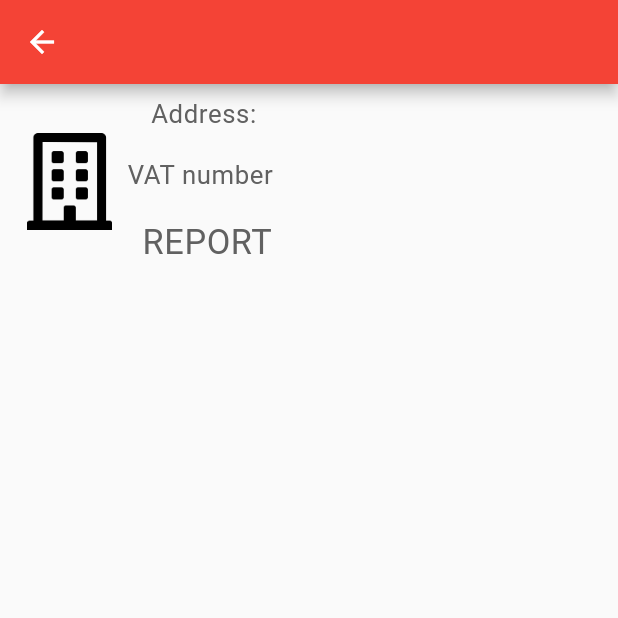
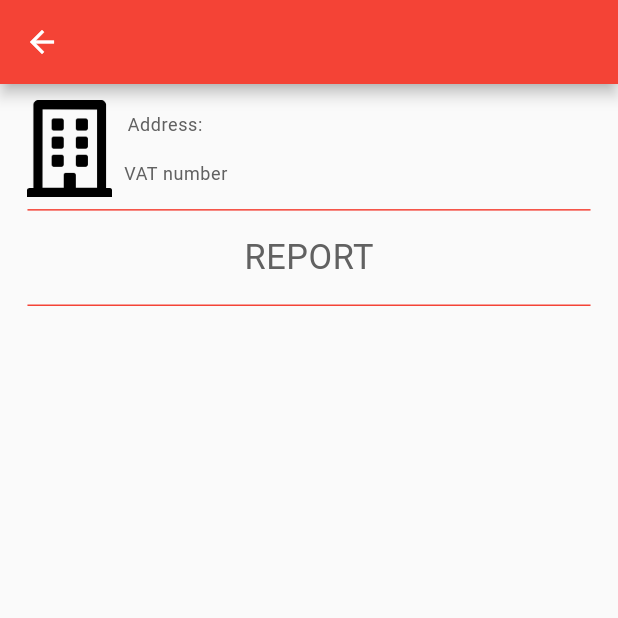
Before and after one commit to Danilospano00/Report-Visita, a Flutter app: the AziendaDettaglio screen opened directly with empty values, on a phone screen of 412 x 824 dp, the top half of it. Run offline on Flutter 3.47's test engine with Material 2 defaults, Android fonts, the phone set to English and light mode, and no system bars; drawn by our look-alikes of auto_size_text; our stand-ins replace azlistview, contacts_service, file_picker, firebase_auth, firebase_core, firebase_crashlytics and 19 more; missing offline and left inert: flutter_map_marker_cluster, in_app_purchase_android, in_app_purchase_ios, linkedin_login, places_service, shape_of_view_null_safe and 1 more; accounts and stored records are empty; generated files the repository leaves out were written again; statements that could not run were skipped.

Commit message:
Versione funzionante

```diff
--- a/lib/Screen/DettaglioAzienda.dart
+++ b/lib/Screen/DettaglioAzienda.dart
@@ -40,7 +40,10 @@ class AziendaDettaglioPageState extends State<AziendaDettaglio> {
       body: SingleChildScrollView(
         child: Column(
           children: [
-            Row(
+            Padding(
+              padding: EdgeInsets.only(top:8.h),
+              child: Row(
+                mainAxisAlignment: MainAxisAlignment.start,
                 children: [
                   Padding(
                     padding: EdgeInsets.only(left:16.w),
@@ -50,6 +53,7 @@ class AziendaDettaglioPageState extends State<AziendaDettaglio> {
                     ),
                   ),
                   Column(
+                    crossAxisAlignment: CrossAxisAlignment.start,
                     children: [
                       Padding(
                         padding: EdgeInsets.all(8.0.h),
@@ -59,8 +63,9 @@ class AziendaDettaglioPageState extends State<AziendaDettaglio> {
                             widget.azienda.indirizzo != null?
                                   widget.azienda.indirizzo! : "--"),
                           textAlign: TextAlign.left,
+                          maxLines: 2,
                           style: TextStyle(
-                          fontSize: 15.sp,
+                              fontSize: 10.sp,
                             fontWeight: FontWeight.w400,
                             letterSpacing: 0.4,
                             color: Colors.grey[700],
@@ -68,13 +73,13 @@ class AziendaDettaglioPageState extends State<AziendaDettaglio> {
                         ),
                       ),
                       Padding(
-                      padding: EdgeInsets.all(8.0.h),
+                        padding: EdgeInsets.all(8.0),
                         child: AutoSizeText(
                           AppLocalizations.of(context).translate('partitaIVA') +
                               " ${widget.azienda.partitaIva ?? "--"} ",
                           textAlign: TextAlign.left,
                           style: TextStyle(
-                          fontSize: 15.sp,
+                            fontSize: 10.sp,
                             fontWeight: FontWeight.w400,
                             letterSpacing: 0.4,
                             color: Colors.grey[700],
@@ -85,6 +90,13 @@ class AziendaDettaglioPageState extends State<AziendaDettaglio> {
                         height: 1,
                         thickness: 2,
                       ),
+
+                    ],
+                  ),
+                ],
+              ),
+            ),
+            Divider(color: Colors.red, thickness: 1, indent: 16.w, endIndent: 16.w,),
             Padding(
               padding: EdgeInsets.all(8.0.h),
               child: AutoSizeText(
@@ -98,10 +110,7 @@ class AziendaDettaglioPageState extends State<AziendaDettaglio> {
                 ),
               ),
             ),
-                  ],
-                ),
-              ],
-            ),
+            Divider(color: Colors.red, thickness: 1, indent: 16.w, endIndent: 16.w,),
             Padding(
               padding: EdgeInsets.only(right: 16.w, left: 16.w),
               child: Column(
@@ -112,6 +121,7 @@ class AziendaDettaglioPageState extends State<AziendaDettaglio> {
                     physics: const NeverScrollableScrollPhysics(),
                     itemCount: report.length,
                     itemBuilder: (context, index) {
+                      if(report[index].azienda.target!.nome == widget.azienda.nome!) {
                         return GestureDetector(
                           onTap: () {
                             Navigator.push(
@@ -132,8 +142,8 @@ class AziendaDettaglioPageState extends State<AziendaDettaglio> {
                                 child: Container(
                                   height: 60.h,
                                   child: Padding(
-                                  padding:
-                                      EdgeInsets.only(left: 16.w, right: 16.w),
+                                    padding: EdgeInsets.only(
+                                        left: 16.w, right: 16.w),
                                     child: Row(
                                       mainAxisAlignment:
                                           MainAxisAlignment.spaceBetween,
@@ -149,7 +159,8 @@ class AziendaDettaglioPageState extends State<AziendaDettaglio> {
                                                       .translate(
                                                           'dataCreazioneEvento') +
                                                   ": " +
-                                                FormatDate.fromDateTimeToString(
+                                                  FormatDate
+                                                      .fromDateTimeToString(
                                                     report[index].compilazione!,
                                                     "data",
                                                   ),
@@ -162,7 +173,8 @@ class AziendaDettaglioPageState extends State<AziendaDettaglio> {
                                               AppLocalizations.of(context)
                                                       .translate('dataEvento') +
                                                   ": " +
-                                                (report[index].prossimaVisita !=
+                                                  (report[index]
+                                                              .prossimaVisita !=
                                                           null
                                                       ? report[index]
                                                           .prossimaVisita
@@ -190,6 +202,8 @@ class AziendaDettaglioPageState extends State<AziendaDettaglio> {
                             ],
                           ),
                         );
+                      }
+                      else return Container();
                     },
                   ),
                 ],
```
Also changed, not shown: lib/Screen/HomePage.dart (+41 -13 lines). Lines whose indentation alone changed are shown as unchanged.
